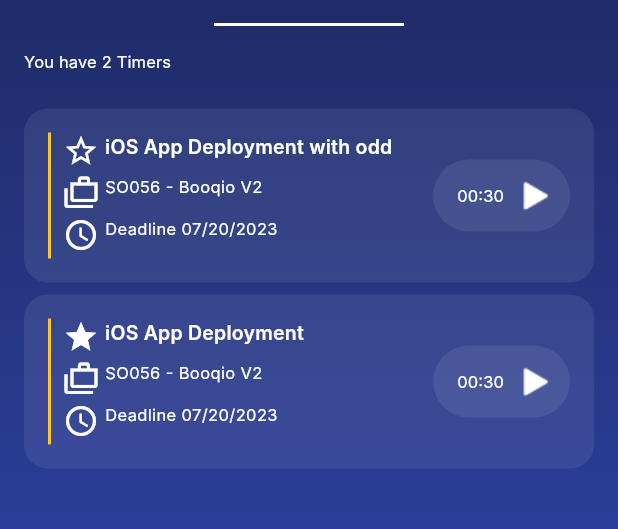
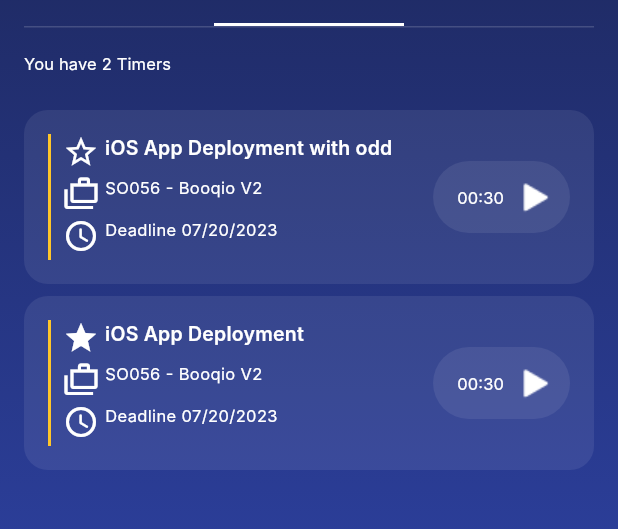
Before and after one commit to AlexEduV/apexive_test_timers_flutter, a Flutter app: the screen it shows after launch, on a phone screen of 412 x 824 dp, the part 178-707 px from its top. Run offline on Flutter 3.47's test engine with Material 2 defaults, Android fonts, the phone set to English and light mode, and no system bars; Roboto replaces fonts that are missing (Inter, SF Pro).

Commit message:
added bottom border to tab bar;
as per design;

```diff
--- a/apexive_senior_flutter_engineer_timers_test/lib/pages/my_home_page.dart
+++ b/apexive_senior_flutter_engineer_timers_test/lib/pages/my_home_page.dart
@@ -99,8 +99,15 @@ class _MyHomePageState extends State<MyHomePage> {
                   ),
 
                   //tab view
-                  Padding(
-                    padding: const EdgeInsets.symmetric(vertical: 8.0),
+                  Container(
+                    margin: const EdgeInsets.symmetric(vertical: 8.0),
+                    decoration: BoxDecoration(
+                      border: BorderDirectional(
+                        bottom: BorderSide(
+                          width: 1.0,
+                          color: Colors.white.withOpacity(.16),
+                        ),),
+                    ),
                     child: DefaultTabController(
                         initialIndex: 1,
                         length: 3,
```
